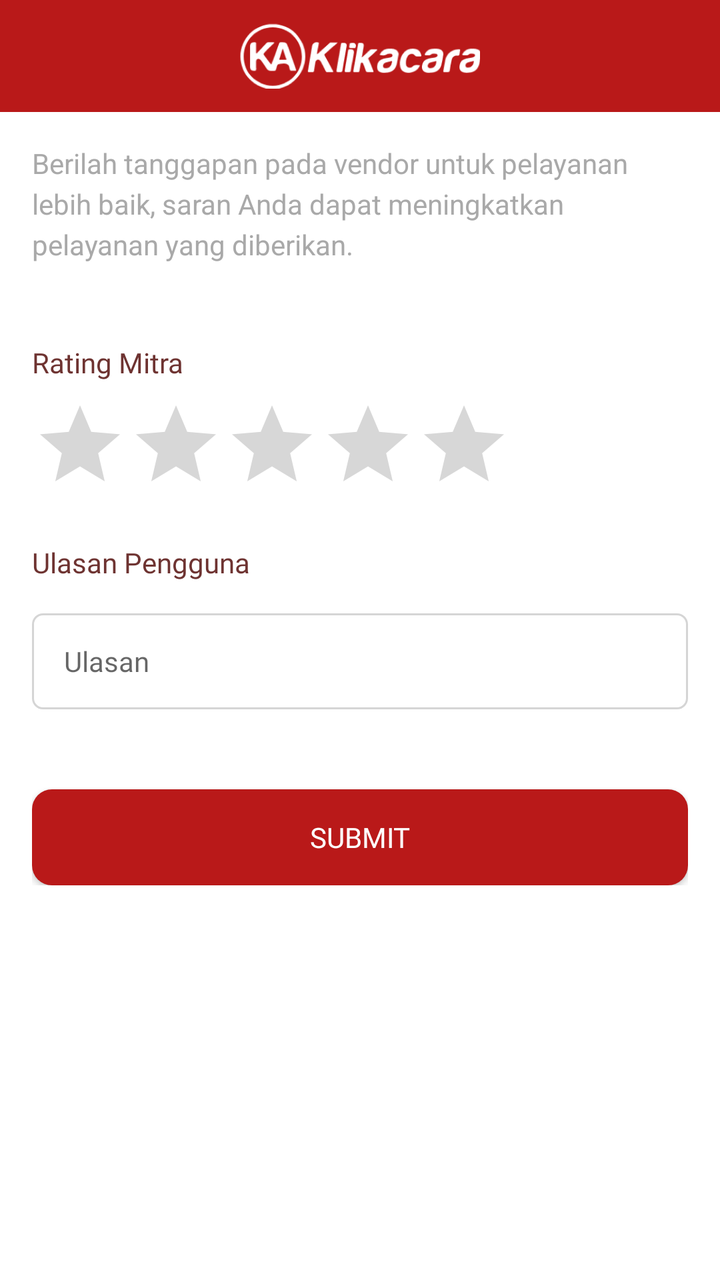
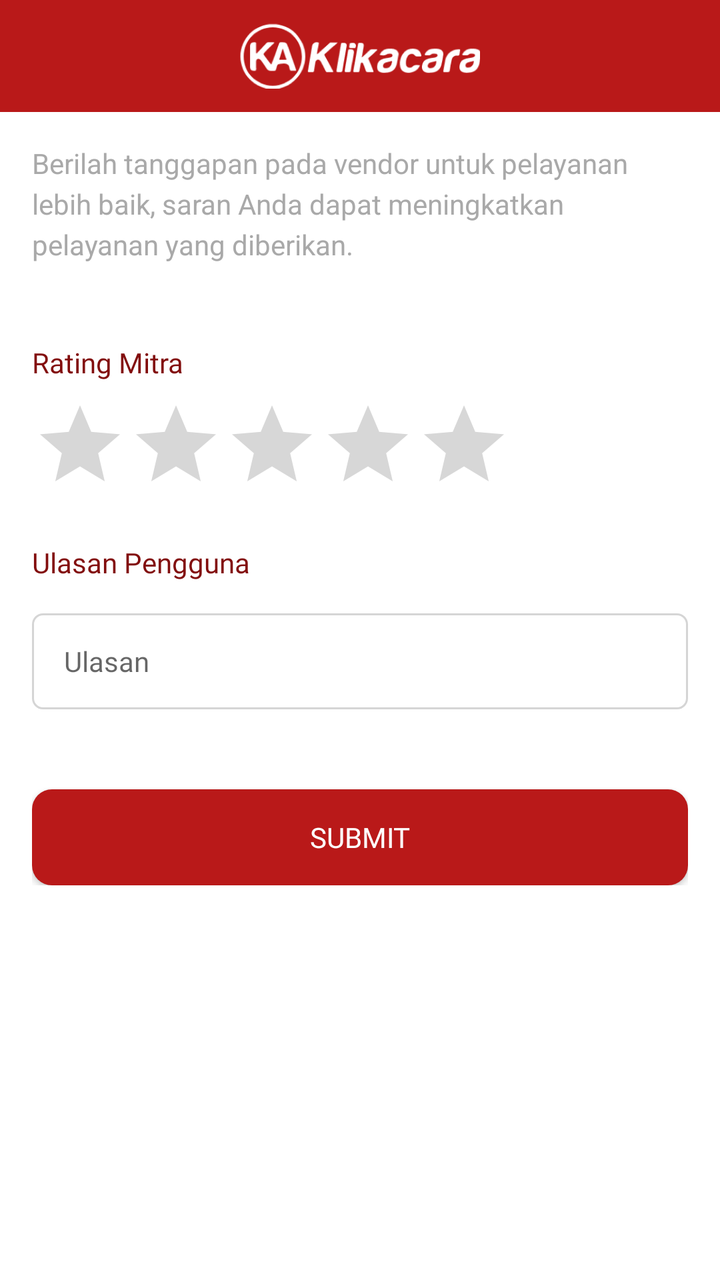

Two renders of the same Android screen: before a commit and after it. Below are the layout's source before the change and the commit's diff.
<!-- AndroidManifest.xml: application theme AppTheme.noActionBar -->
<!-- res/layout/activity_ulasan.xml -->
<?xml version="1.0" encoding="utf-8"?>
<LinearLayout
        xmlns:android="http://schemas.android.com/apk/res/android"
        android:orientation="vertical"
        android:background="@color/white"
        android:layout_width="match_parent"
        android:layout_height="match_parent">

    <include layout="@layout/base_appbar_primary_with_logo"/>

    <android.support.v4.widget.NestedScrollView
            android:layout_width="match_parent"
            android:layout_height="match_parent">
        <LinearLayout
                android:padding="@dimen/margin_medium"
                android:layout_width="match_parent"
                android:layout_height="match_parent"
                android:orientation="vertical">
            <android.support.v7.widget.AppCompatTextView
                    style="@style/normalTextView"
                    android:text="Berilah tanggapan pada vendor untuk pelayanan lebih baik, saran Anda dapat meningkatkan pelayanan yang diberikan."
                    android:textColor="@color/grey"/>

            <android.support.v7.widget.AppCompatTextView
                    style="@style/headerTextView"
                    android:textSize="@dimen/text_medium"
                    android:layout_marginTop="@dimen/margin_large"
                    android:text="Rating Mitra"/>

            <android.support.v7.widget.AppCompatRatingBar
                    android:id="@+id/ulasanRatingBar"
                    android:layout_width="wrap_content"
                    android:layout_marginTop="@dimen/margin_small"
                    android:layout_height="wrap_content"/>

            <android.support.v7.widget.AppCompatTextView
                    style="@style/headerTextView"
                    android:textSize="@dimen/text_medium"
                    android:layout_marginTop="@dimen/margin_medium"
                    android:text="Ulasan Pengguna"/>

            <android.support.v7.widget.AppCompatEditText
                    android:paddingTop="@dimen/margin_small"
                    android:paddingBottom="@dimen/margin_small"
                    android:id="@+id/ulasanEditText"
                    android:layout_marginTop="@dimen/margin_medium"
                    android:hint="Ulasan"
                    android:textSize="@dimen/text_medium"
                    android:layout_height="wrap_content"
                    android:singleLine="false"
                    android:minHeight="@dimen/edit_text_height"
                    android:paddingStart="@dimen/margin_medium"
                    android:paddingEnd="@dimen/margin_medium"
                    style="@style/latoRegularEditText"/>

            <android.support.v7.widget.AppCompatButton
                    android:id="@+id/submitButton"
                    android:layout_marginTop="@dimen/margin_large"
                    style="@style/submitButton"/>
        </LinearLayout>
    </android.support.v4.widget.NestedScrollView>

</LinearLayout>
<!-- res/layout/base_appbar_primary_with_logo.xml (included above) -->
<?xml version="1.0" encoding="utf-8"?>
<android.support.design.widget.AppBarLayout
        xmlns:android="http://schemas.android.com/apk/res/android"
        android:orientation="vertical"
        android:layout_width="match_parent"
        android:background="@color/colorPrimary"
        android:layout_height="56dp">

    <android.support.v7.widget.Toolbar
            android:id="@+id/toolbar"
            android:layout_width="match_parent"
            android:layout_height="match_parent">
        <RelativeLayout
                android:layout_marginEnd="@dimen/margin_medium"
                android:layout_width="match_parent"
                android:layout_height="wrap_content">
            <android.support.v7.widget.AppCompatImageView
                    android:layout_width="120dp"
                    android:layout_centerInParent="true"
                    android:layout_height="wrap_content"
                    android:src="@drawable/logo_klikacara_with_title"/>
        </RelativeLayout>
    </android.support.v7.widget.Toolbar>

</android.support.design.widget.AppBarLayout>
<!-- resources referenced by this layout -->
<resources>
  <color name="colorPrimary">#B91919</color>
  <color name="grey">#A9A9A9</color>
  <color name="white">#ffffff</color>
  <dimen name="edit_text_height">48dp</dimen>
  <dimen name="margin_large">40dp</dimen>
  <dimen name="margin_medium">16dp</dimen>
  <dimen name="margin_small">8dp</dimen>
  <dimen name="text_medium">14sp</dimen>
  <!-- drawable logo_klikacara_with_title: png bitmap (drawable, 15443 bytes) -->
  <style name="headerTextView" parent="normalTextView">
          <item name="android:fontFamily">@font/font_lato_bold</item>
          <item name="android:textColor">@color/colorPrimaryDark</item>
          <item name="android:textSize">@dimen/text_big</item>
      </style>
  <style name="latoRegularEditText" parent="normalEditText">
          <item name="android:fontFamily">@font/font_lato_reguler</item>
          <item name="android:background">@drawable/border_grey</item>
      </style>
  <style name="normalTextView" parent="TextAppearance.AppCompat">
          <item name="android:layout_width">match_parent</item>
          <item name="android:layout_height">wrap_content</item>
          <item name="android:textColor">@color/textColor</item>
          <item name="android:lineSpacingExtra">@dimen/margin_very_small</item>
      </style>
  <style name="submitButton" parent="normalButton">
          <item name="android:fontFamily">@font/font_lato_bold</item>
          <item name="android:background">@drawable/base_button_primary</item>
          <item name="android:textColor">@color/white</item>
          <item name="android:text">SUBMIT</item>
      </style>
  <style name="AppTheme.noActionBar" parent="AppTheme">
          <item name="windowActionBar">false</item>
          <item name="windowNoTitle">true</item>
      </style>
  <color name="colorPrimaryDark">#6E3331</color>
  <dimen name="text_big">18sp</dimen>
  <style name="normalEditText" parent="TextAppearance.AppCompat">
          <item name="android:layout_width">match_parent</item>
          <item name="android:layout_height">48dp</item>
          <item name="android:textSize">@dimen/text_normal</item>
          <item name="android:textColor">@color/textColor</item>
      </style>
  <!-- drawable border_grey (drawable) -->
  <shape xmlns:android="http://schemas.android.com/apk/res/android"
      android:shape="rectangle">
      <solid android:color="@color/white" />
      <stroke
          android:width="1dp"
          android:color="@color/lineColor" />
      <corners android:radius="5dp" />
  </shape>
  <color name="textColor">#333333</color>
  <dimen name="margin_very_small">4dp</dimen>
  <style name="normalButton" parent="Base.Widget.AppCompat.Button">
          <item name="android:layout_height">48dp</item>
          <item name="android:layout_width">match_parent</item>
          <item name="android:textSize">@dimen/text_medium</item>
      </style>
  <!-- drawable base_button_primary (drawable) -->
  <?xml version="1.0" encoding="utf-8"?>
  <shape xmlns:android="http://schemas.android.com/apk/res/android">
      <solid android:color="@color/colorPrimary" />
      <corners android:radius="10dp" />
  </shape>
  <style name="AppTheme" parent="Theme.AppCompat.Light.DarkActionBar">
          
          <item name="colorPrimary">@color/colorPrimary</item>
          <item name="colorPrimaryDark">@color/colorPrimaryDark</item>
          <item name="colorAccent">@color/colorAccent</item>
      </style>
  <dimen name="text_normal">16sp</dimen>
  <color name="lineColor">#D5D5D5</color>
  <color name="colorAccent">#dc3545</color>
</resources>

<!-- the commit's change to res/layout/activity_ulasan.xml (unified diff, before → after) -->
@@ -8,7 +8,7 @@
 
     <include layout="@layout/base_appbar_primary_with_logo"/>
 
-    <android.support.v4.widget.NestedScrollView
+    <androidx.core.widget.NestedScrollView
             android:layout_width="match_parent"
             android:layout_height="match_parent">
         <LinearLayout
@@ -16,30 +16,30 @@
                 android:layout_width="match_parent"
                 android:layout_height="match_parent"
                 android:orientation="vertical">
-            <android.support.v7.widget.AppCompatTextView
+            <androidx.appcompat.widget.AppCompatTextView
                     style="@style/normalTextView"
                     android:text="Berilah tanggapan pada vendor untuk pelayanan lebih baik, saran Anda dapat meningkatkan pelayanan yang diberikan."
                     android:textColor="@color/grey"/>
 
-            <android.support.v7.widget.AppCompatTextView
+            <androidx.appcompat.widget.AppCompatTextView
                     style="@style/headerTextView"
                     android:textSize="@dimen/text_medium"
                     android:layout_marginTop="@dimen/margin_large"
                     android:text="Rating Mitra"/>
 
-            <android.support.v7.widget.AppCompatRatingBar
+            <androidx.appcompat.widget.AppCompatRatingBar
                     android:id="@+id/ulasanRatingBar"
                     android:layout_width="wrap_content"
                     android:layout_marginTop="@dimen/margin_small"
                     android:layout_height="wrap_content"/>
 
-            <android.support.v7.widget.AppCompatTextView
+            <androidx.appcompat.widget.AppCompatTextView
                     style="@style/headerTextView"
                     android:textSize="@dimen/text_medium"
                     android:layout_marginTop="@dimen/margin_medium"
                     android:text="Ulasan Pengguna"/>
 
-            <android.support.v7.widget.AppCompatEditText
+            <androidx.appcompat.widget.AppCompatEditText
                     android:paddingTop="@dimen/margin_small"
                     android:paddingBottom="@dimen/margin_small"
                     android:id="@+id/ulasanEditText"
@@ -53,24 +53,24 @@
                     android:paddingEnd="@dimen/margin_medium"
                     style="@style/latoRegularEditText"/>
 
-            <android.support.v7.widget.AppCompatButton
+            <androidx.appcompat.widget.AppCompatButton
                     android:id="@+id/submitButton"
                     android:layout_marginTop="@dimen/margin_large"
                     style="@style/submitButton"/>
         </LinearLayout>
-    </android.support.v4.widget.NestedScrollView>
+    </androidx.core.widget.NestedScrollView>
 
 </LinearLayout>
 <!-- res/layout/base_appbar_primary_with_logo.xml (included above) -->
 <?xml version="1.0" encoding="utf-8"?>
-<android.support.design.widget.AppBarLayout
+<com.google.android.material.appbar.AppBarLayout
         xmlns:android="http://schemas.android.com/apk/res/android"
         android:orientation="vertical"
         android:layout_width="match_parent"
         android:background="@color/colorPrimary"
         android:layout_height="56dp">
 
-    <android.support.v7.widget.Toolbar
+    <androidx.appcompat.widget.Toolbar
             android:id="@+id/toolbar"
             android:layout_width="match_parent"
             android:layout_height="match_parent">
@@ -78,12 +78,12 @@
                 android:layout_marginEnd="@dimen/margin_medium"
                 android:layout_width="match_parent"
                 android:layout_height="wrap_content">
-            <android.support.v7.widget.AppCompatImageView
+            <androidx.appcompat.widget.AppCompatImageView
                     android:layout_width="120dp"
                     android:layout_centerInParent="true"
                     android:layout_height="wrap_content"
                     android:src="@drawable/logo_klikacara_with_title"/>
         </RelativeLayout>
-    </android.support.v7.widget.Toolbar>
+    </androidx.appcompat.widget.Toolbar>
 
-</android.support.design.widget.AppBarLayout>
+</com.google.android.material.appbar.AppBarLayout>
<!-- resource entries referenced after the edit -->
@@ -34,7 +34,7 @@
           <item name="windowActionBar">false</item>
           <item name="windowNoTitle">true</item>
       </style>
-  <color name="colorPrimaryDark">#6E3331</color>
+  <color name="colorPrimaryDark">#820D0D</color>
   <dimen name="text_big">18sp</dimen>
   <style name="normalEditText" parent="TextAppearance.AppCompat">
           <item name="android:layout_width">match_parent</item>
@@ -72,6 +72,6 @@
       </style>
   <dimen name="text_normal">16sp</dimen>
   <color name="lineColor">#D5D5D5</color>
-  <color name="colorAccent">#dc3545</color>
+  <color name="colorAccent">#B91919</color>
 </resources>
 
